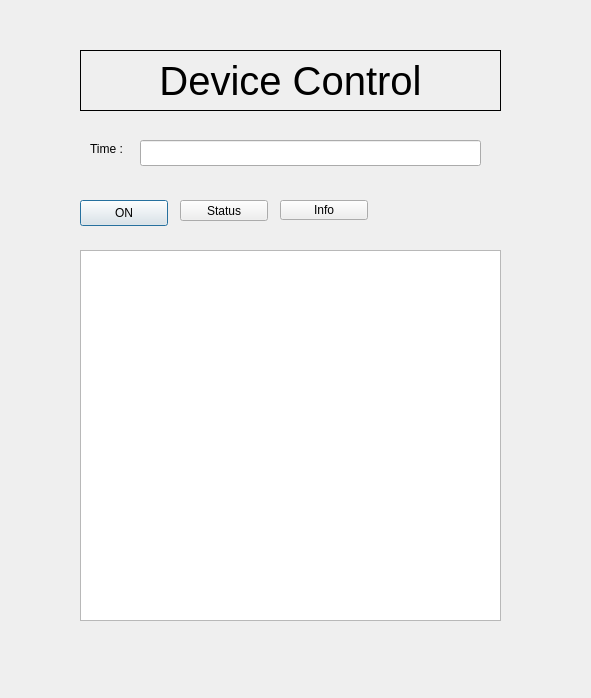
This is vehicle_gui/main.ui in jonnyboy2222/self_drive as Qt 5 draws it before an edit. The edited form follows.
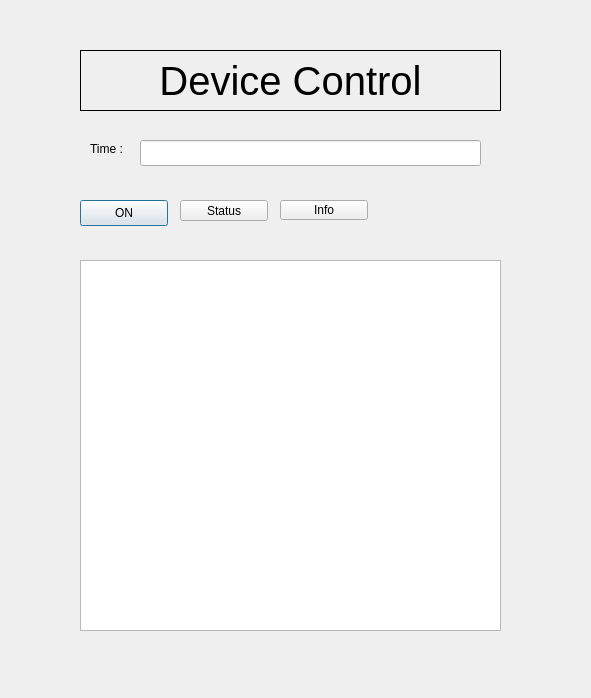
This is the edited form.

What changed in the file:
```diff
--- a/vehicle_gui/main.ui
+++ b/vehicle_gui/main.ui
@@ -41,11 +41,14 @@
    <property name="geometry">
     <rect>
      <x>80</x>
-     <y>250</y>
+     <y>260</y>
      <width>421</width>
      <height>371</height>
     </rect>
    </property>
+   <property name="readOnly">
+    <bool>true</bool>
+   </property>
   </widget>
   <widget class="QPushButton" name="power_btn">
    <property name="geometry">
```
Left out of the diff: 5 changed lines with no effect on the pictures.
